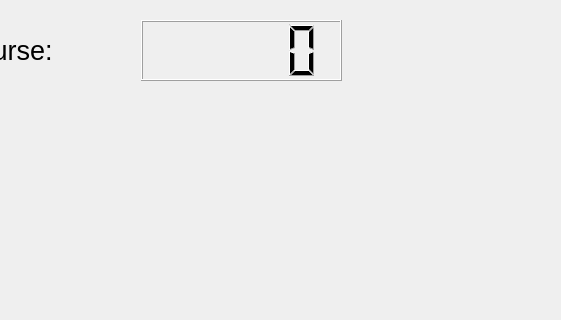
First picture: the form in mainwindow.ui, repository sebastiancial/bm, before the edit; both pictures show x 239 to 800 and y 0 to 320 of the 800 by 600 pixel window.
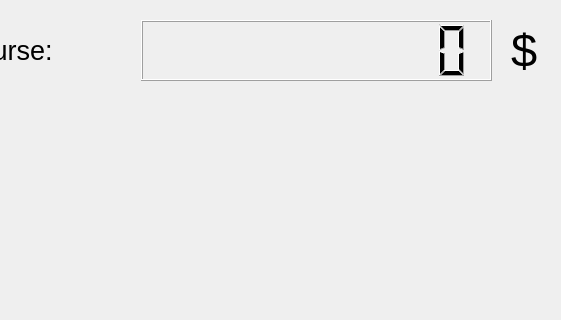
Second picture: the form after the edit.

Diff of the .ui file:
```diff
--- a/mainwindow.ui
+++ b/mainwindow.ui
@@ -125,9 +125,39 @@
      <rect>
       <x>380</x>
       <y>20</y>
-      <width>201</width>
+      <width>351</width>
       <height>61</height>
      </rect>
+    </property>
+    <property name="layoutDirection">
+     <enum>Qt::RightToLeft</enum>
+    </property>
+    <property name="midLineWidth">
+     <number>0</number>
+    </property>
+    <property name="smallDecimalPoint">
+     <bool>false</bool>
+    </property>
+    <property name="digitCount">
+     <number>10</number>
+    </property>
+   </widget>
+   <widget class="QLabel" name="label">
+    <property name="geometry">
+     <rect>
+      <x>750</x>
+      <y>10</y>
+      <width>31</width>
+      <height>81</height>
+     </rect>
+    </property>
+    <property name="font">
+     <font>
+      <pointsize>35</pointsize>
+     </font>
+    </property>
+    <property name="text">
+     <string>$</string>
     </property>
    </widget>
   </widget>
```
